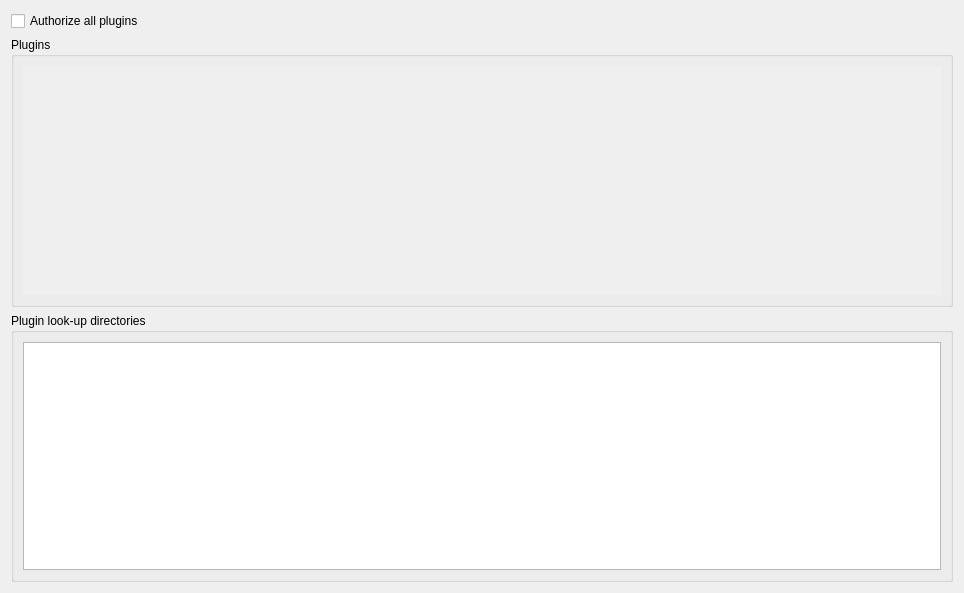
Above: retroshare-gui/src/gui/settings/PluginsPage.ui from RetroShare/RetroShare before the change. Below: the same form after it.
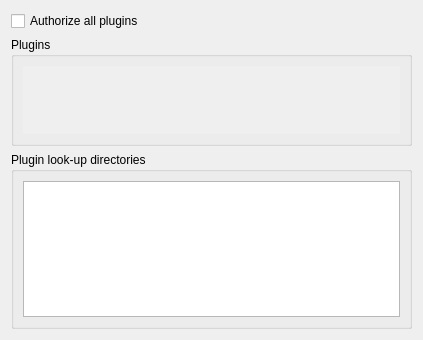
That is the form after the change.

Commit message: reduced the default width & height reorder in MessagePage, move Distant Message box to the top.

```diff
--- a/retroshare-gui/src/gui/settings/PluginsPage.ui
+++ b/retroshare-gui/src/gui/settings/PluginsPage.ui
@@ -6,8 +6,8 @@
    <rect>
     <x>0</x>
     <y>0</y>
-    <width>964</width>
-    <height>593</height>
+    <width>423</width>
+    <height>340</height>
    </rect>
   </property>
   <property name="contextMenuPolicy">
```
The commit also changes 2 other files.
